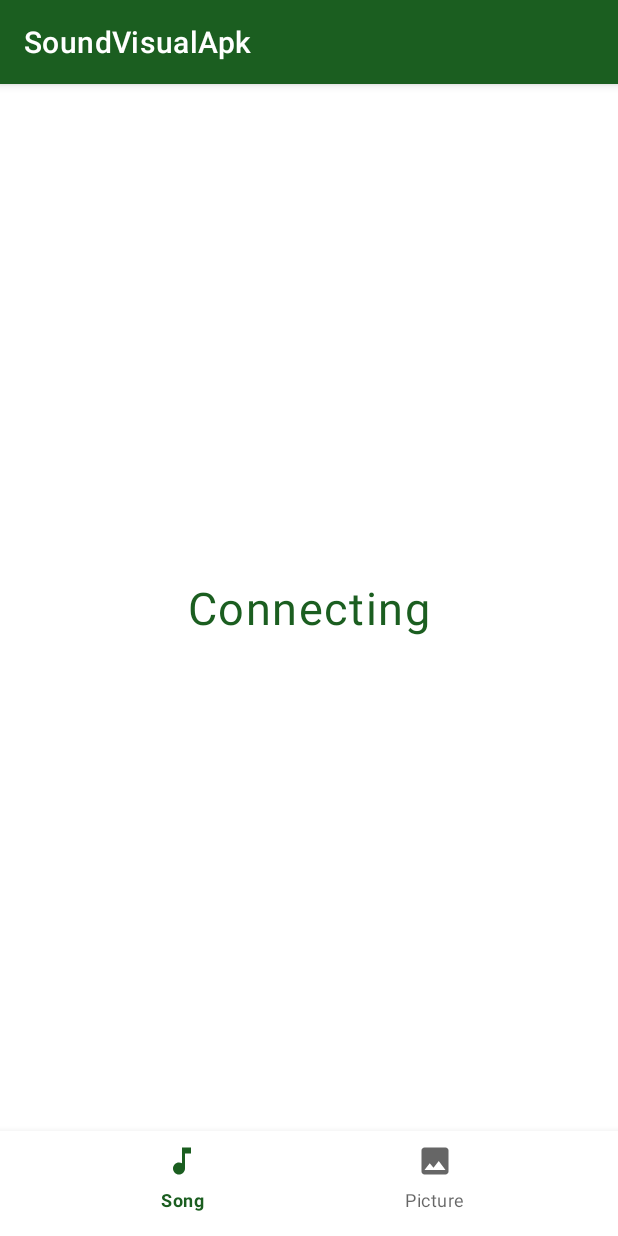
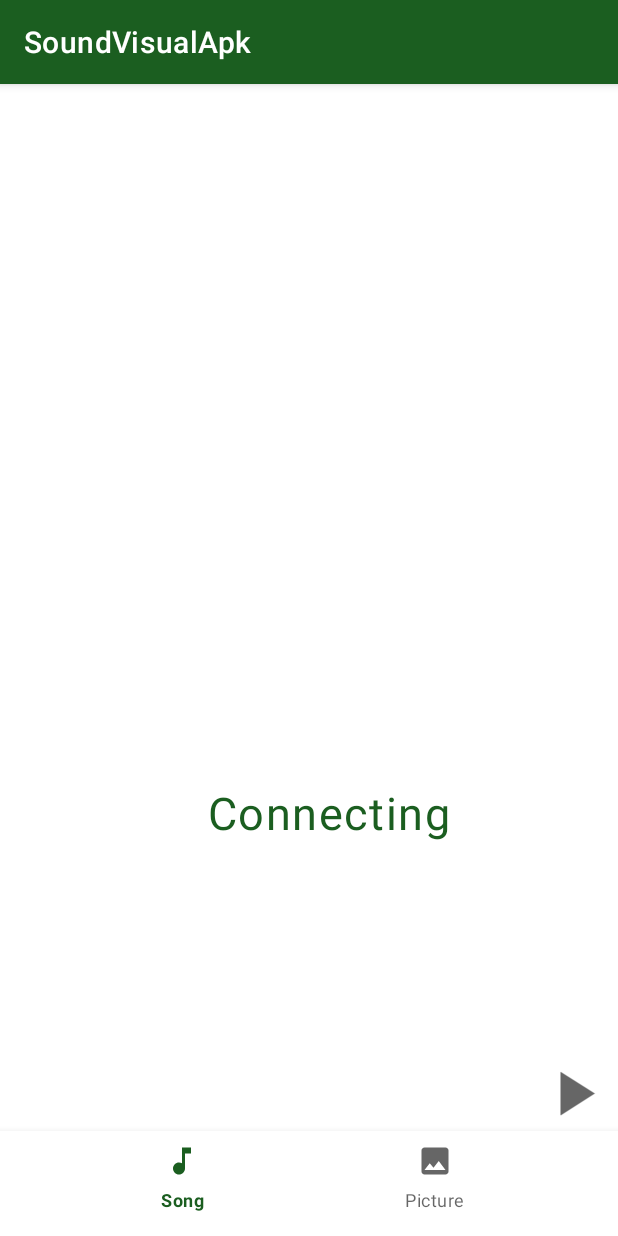
Before and after one commit to mertdogan12/SoundVisualApk, an Android app: the SongPlayer screen opened directly, with no data from a screen before it, on a phone screen of 412 x 824 dp. Run offline under Robolectric (Android 15) with nearby library versions, the phone set to English and light mode, and no system bars; our stand-ins replace navigation-ui.

Commit message:
Play, Stop added

```diff
--- a/app/src/main/java/de/mert/soundvisualapk/activities/recycleviewadapters/SongsRecycleAdapter.kt
+++ b/app/src/main/java/de/mert/soundvisualapk/activities/recycleviewadapters/SongsRecycleAdapter.kt
@@ -38,8 +38,8 @@ class SongsRecycleAdapter(private val dataSet: List<String>) : RecyclerView.Adap
             MainScope().launch {
                 try {
                     val body = PlaySong(
-                        "mk.mp3",
-                        "https://i.pinimg.com/originals/5a/7f/8d/5a7f8d2ce48da3b3e7a375c2d58e3255.gif"
+                        dataSet[position],
+                        ""
                     )
 
                     SongApi.retrofitService.playSong(ConnectActivity.baseUrl + "/playSong", body)
--- a/app/src/main/java/de/mert/soundvisualapk/network/SongApiService.kt
+++ b/app/src/main/java/de/mert/soundvisualapk/network/SongApiService.kt
@@ -26,6 +26,9 @@ interface SongApiService {
 
     @POST
     suspend fun playSong(@Url url: String, @Body playSong: PlaySong)
+
+    @GET
+    suspend fun stopSong(@Url url: String)
 }
 
 object SongApi {
--- a/app/src/main/res/layout/fragment_picture.xml
+++ b/app/src/main/res/layout/fragment_picture.xml
@@ -4,7 +4,7 @@
     android:layout_width="match_parent"
     android:layout_height="match_parent"
     xmlns:app="http://schemas.android.com/apk/res-auto"
-    tools:context=".PictureFragment">
+    tools:context=".fragments.PictureFragment">
 
     <!-- TODO: Update blank fragment layout -->
     <TextView
--- a/app/src/main/res/layout/fragment_song_player.xml
+++ b/app/src/main/res/layout/fragment_song_player.xml
@@ -4,7 +4,7 @@
     xmlns:tools="http://schemas.android.com/tools"
     android:layout_width="match_parent"
     android:layout_height="match_parent"
-    tools:context=".SongPlayer" >
+    tools:context=".fragments.SongPlayer">
 
     <androidx.recyclerview.widget.RecyclerView
         android:id="@+id/songs"
@@ -15,20 +15,45 @@
         app:layout_constraintStart_toStartOf="parent"
         app:layout_constraintTop_toTopOf="parent"
         android:layout_marginBottom="50dp"
-        android:layout_marginStart="10dp"
-        tools:listitem="@layout/song_item"/>
+        tools:listitem="@layout/song_item" />
 
     <TextView
         android:id="@+id/connecting"
         android:layout_width="wrap_content"
         android:layout_height="wrap_content"
         android:text="@string/connecting"
+        android:textColor="@color/green"
+        android:textSize="30sp"
+        android:visibility="invisible"
+        app:layout_constraintBottom_toBottomOf="parent"
+        app:layout_constraintEnd_toEndOf="parent"
+        app:layout_constraintHorizontal_bias="0.554"
         app:layout_constraintStart_toStartOf="parent"
-        app:layout_constraintEnd_toEndOf="parent"
+        app:layout_constraintTop_toTopOf="parent"
+        app:layout_constraintVertical_bias="0.711" />
+
+    <LinearLayout
+        android:layout_width="match_parent"
+        android:layout_height="50dp"
+        android:orientation="horizontal"
         app:layout_constraintBottom_toBottomOf="parent"
-        app:layout_constraintTop_toTopOf="parent"
-        android:textSize="30sp"
-        android:textColor="@color/green"
-        android:visibility="invisible" />
+        app:layout_constraintStart_toStartOf="parent">
+
+        <TextView
+            android:id="@+id/current_song"
+            android:layout_width="match_parent"
+            android:layout_height="wrap_content"
+            android:layout_weight="1" />
+
+        <ImageView
+            android:id="@+id/play_button"
+            android:layout_width="120dp"
+            android:layout_height="match_parent"
+            android:layout_weight="1"
+            android:src="@drawable/ic_baseline_play_arrow_24"
+            android:contentDescription="@string/play_button" />
+
+
+    </LinearLayout>
 
 </androidx.constraintlayout.widget.ConstraintLayout>
--- a/app/src/main/res/values/strings.xml
+++ b/app/src/main/res/values/strings.xml
@@ -11,4 +11,5 @@
     <string name="picture">Picture</string>
     <string name="http">Http</string>
     <string name="connecting">Connecting</string>
+    <string name="play_button">Play Button</string>
 </resources>
```
Also changed, not shown: app/src/main/java/de/mert/soundvisualapk/fragments/SongPlayer.kt (+15 -0 lines), app/src/main/res/drawable/border.xml (added, +21 -0 lines), app/src/main/res/layout/song_item.xml (+7 -2 lines).
